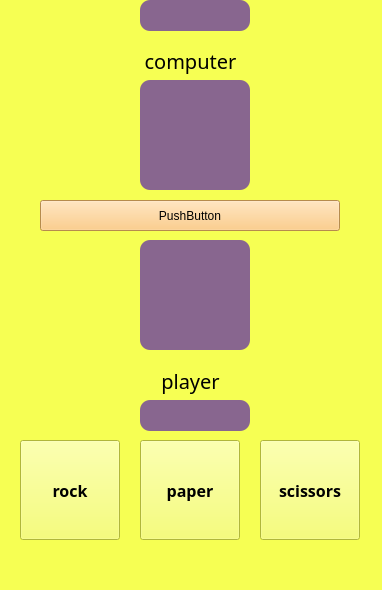
Qt form PyLearn7-Assignment19/rock paper scissors/main_window.ui (MahdiAhmadiKamal/PyLearn7-GUI) before a commit.
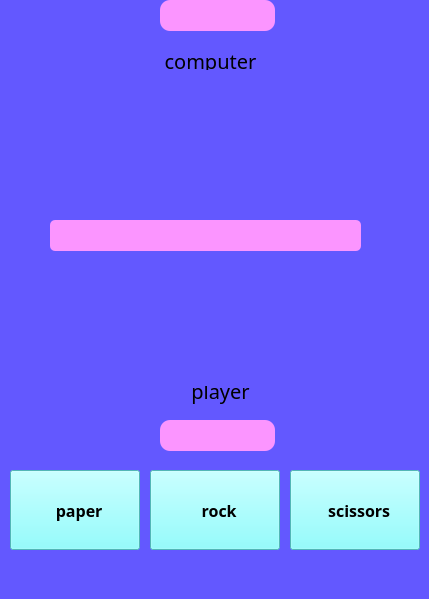
The same form after that commit.

```diff
--- a/PyLearn7-Assignment19/rock paper scissors/main_window.ui
+++ b/PyLearn7-Assignment19/rock paper scissors/main_window.ui
@@ -6,97 +6,43 @@
    <rect>
     <x>0</x>
     <y>0</y>
-    <width>382</width>
-    <height>590</height>
+    <width>429</width>
+    <height>599</height>
    </rect>
   </property>
   <property name="windowTitle">
    <string>MainWindow</string>
   </property>
   <property name="styleSheet">
-   <string notr="true">background-color:rgb(246, 255, 83)</string>
+   <string notr="true">background-color:rgb(99, 88, 255);</string>
   </property>
   <widget class="QWidget" name="centralwidget">
-   <widget class="QPushButton" name="btn_rock">
+   <widget class="QLabel" name="label_2">
     <property name="geometry">
      <rect>
-      <x>20</x>
-      <y>440</y>
-      <width>100</width>
-      <height>100</height>
+      <x>150</x>
+      <y>370</y>
+      <width>141</width>
+      <height>41</height>
      </rect>
     </property>
     <property name="font">
      <font>
-      <family>Arial Black</family>
-      <pointsize>12</pointsize>
-      <bold>true</bold>
+      <family>Showcard Gothic</family>
+      <pointsize>15</pointsize>
      </font>
     </property>
     <property name="text">
-     <string>rock</string>
+     <string>player</string>
     </property>
-   </widget>
-   <widget class="QPushButton" name="btn_paper">
-    <property name="geometry">
-     <rect>
-      <x>140</x>
-      <y>440</y>
-      <width>100</width>
-      <height>100</height>
-     </rect>
-    </property>
-    <property name="font">
-     <font>
-      <family>Arial Black</family>
-      <pointsize>12</pointsize>
-      <bold>true</bold>
-     </font>
-    </property>
-    <property name="text">
-     <string>paper</string>
-    </property>
-   </widget>
-   <widget class="QPushButton" name="btn_scissors">
-    <property name="geometry">
-     <rect>
-      <x>260</x>
-      <y>440</y>
-      <width>100</width>
-      <height>100</height>
-     </rect>
-    </property>
-    <property name="font">
-     <font>
-      <family>Arial Black</family>
-      <pointsize>12</pointsize>
-      <bold>true</bold>
-     </font>
-    </property>
-    <property name="text">
-     <string>scissors</string>
-    </property>
-   </widget>
-   <widget class="QPushButton" name="btn_result">
-    <property name="geometry">
-     <rect>
-      <x>40</x>
-      <y>200</y>
-      <width>300</width>
-      <height>31</height>
-     </rect>
-    </property>
-    <property name="styleSheet">
-     <string notr="true">background-color: rgb(255, 194, 108)</string>
-    </property>
-    <property name="text">
-     <string>PushButton</string>
+    <property name="alignment">
+     <set>Qt::AlignCenter</set>
     </property>
    </widget>
    <widget class="QLabel" name="label">
     <property name="geometry">
      <rect>
-      <x>120</x>
+      <x>140</x>
       <y>40</y>
       <width>141</width>
       <height>41</height>
@@ -115,66 +61,13 @@
      <set>Qt::AlignCenter</set>
     </property>
    </widget>
-   <widget class="QLabel" name="label_2">
-    <property name="geometry">
-     <rect>
-      <x>120</x>
-      <y>360</y>
-      <width>141</width>
-      <height>41</height>
-     </rect>
-    </property>
-    <property name="font">
-     <font>
-      <family>Showcard Gothic</family>
-      <pointsize>15</pointsize>
-     </font>
-    </property>
-    <property name="text">
-     <string>player</string>
-    </property>
-    <property name="alignment">
-     <set>Qt::AlignCenter</set>
-    </property>
-   </widget>
-   <widget class="QPushButton" name="cpu_board">
-    <property name="geometry">
-     <rect>
-      <x>140</x>
-      <y>80</y>
-      <width>110</width>
-      <height>110</height>
-     </rect>
-    </property>
-    <property name="sizePolicy">
-     <sizepolicy hsizetype="Minimum" vsizetype="Fixed">
-      <horstretch>0</horstretch>
-      <verstretch>0</verstretch>
-     </sizepolicy>
-    </property>
-    <property name="font">
-     <font>
-      <family>Segoe UI</family>
-      <pointsize>26</pointsize>
-      <italic>true</italic>
-      <bold>true</bold>
-     </font>
-    </property>
-    <property name="styleSheet">
-     <string notr="true">background-color: rgb(136, 102, 143);
-border-radius:10px</string>
-    </property>
-    <property name="text">
-     <string/>
-    </property>
-   </widget>
    <widget class="QPushButton" name="player_board">
     <property name="geometry">
      <rect>
       <x>140</x>
-      <y>240</y>
-      <width>110</width>
-      <height>110</height>
+      <y>250</y>
+      <width>100</width>
+      <height>136</height>
      </rect>
     </property>
     <property name="sizePolicy">
@@ -183,28 +76,40 @@
       <verstretch>0</verstretch>
      </sizepolicy>
     </property>
+    <property name="minimumSize">
+     <size>
+      <width>89</width>
+      <height>136</height>
+     </size>
+    </property>
     <property name="font">
      <font>
       <family>Segoe UI</family>
-      <pointsize>26</pointsize>
+      <pointsize>55</pointsize>
       <italic>true</italic>
       <bold>true</bold>
      </font>
     </property>
     <property name="styleSheet">
-     <string notr="true">background-color: rgb(136, 102, 143);
+     <string notr="true">background-color:rgb(99, 88, 255);
 border-radius:10px</string>
     </property>
     <property name="text">
      <string/>
     </property>
+    <property name="iconSize">
+     <size>
+      <width>89</width>
+      <height>136</height>
+     </size>
+    </property>
    </widget>
    <widget class="QPushButton" name="score_cpu">
     <property name="geometry">
      <rect>
-      <x>140</x>
+      <x>160</x>
       <y>0</y>
-      <width>110</width>
+      <width>115</width>
       <height>31</height>
      </rect>
     </property>
@@ -214,6 +119,12 @@
       <verstretch>0</verstretch>
      </sizepolicy>
     </property>
+    <property name="minimumSize">
+     <size>
+      <width>115</width>
+      <height>20</height>
+     </size>
+    </property>
     <property name="font">
      <font>
       <family>Arial Black</family>
@@ -223,7 +134,7 @@
      </font>
     </property>
     <property name="styleSheet">
-     <string notr="true">background-color: rgb(136, 102, 143);
+     <string notr="true">background-color:rgb(251, 149, 255);
 border-radius:10px</string>
     </property>
     <property name="text">
@@ -233,10 +144,189 @@
    <widget class="QPushButton" name="score_player">
     <property name="geometry">
      <rect>
+      <x>160</x>
+      <y>420</y>
+      <width>115</width>
+      <height>31</height>
+     </rect>
+    </property>
+    <property name="sizePolicy">
+     <sizepolicy hsizetype="Minimum" vsizetype="Fixed">
+      <horstretch>0</horstretch>
+      <verstretch>0</verstretch>
+     </sizepolicy>
+    </property>
+    <property name="minimumSize">
+     <size>
+      <width>115</width>
+      <height>20</height>
+     </size>
+    </property>
+    <property name="font">
+     <font>
+      <family>Arial Black</family>
+      <pointsize>12</pointsize>
+      <italic>false</italic>
+      <bold>true</bold>
+     </font>
+    </property>
+    <property name="styleSheet">
+     <string notr="true">background-color:rgb(251, 149, 255);
+border-radius:10px</string>
+    </property>
+    <property name="text">
+     <string/>
+    </property>
+   </widget>
+   <widget class="QPushButton" name="btn_rock">
+    <property name="geometry">
+     <rect>
+      <x>150</x>
+      <y>470</y>
+      <width>130</width>
+      <height>80</height>
+     </rect>
+    </property>
+    <property name="minimumSize">
+     <size>
+      <width>120</width>
+      <height>50</height>
+     </size>
+    </property>
+    <property name="font">
+     <font>
+      <family>Arial Black</family>
+      <pointsize>12</pointsize>
+      <bold>true</bold>
+     </font>
+    </property>
+    <property name="styleSheet">
+     <string notr="true">background-color: rgb(115, 255, 255)</string>
+    </property>
+    <property name="text">
+     <string>		rock</string>
+    </property>
+    <property name="iconSize">
+     <size>
+      <width>25</width>
+      <height>25</height>
+     </size>
+    </property>
+   </widget>
+   <widget class="QPushButton" name="btn_paper">
+    <property name="geometry">
+     <rect>
+      <x>10</x>
+      <y>470</y>
+      <width>130</width>
+      <height>80</height>
+     </rect>
+    </property>
+    <property name="minimumSize">
+     <size>
+      <width>120</width>
+      <height>50</height>
+     </size>
+    </property>
+    <property name="font">
+     <font>
+      <family>Arial Black</family>
+      <pointsize>12</pointsize>
+      <bold>true</bold>
+     </font>
+    </property>
+    <property name="styleSheet">
+     <string notr="true">background-color: rgb(115, 255, 255)</string>
+    </property>
+    <property name="text">
+     <string>		paper</string>
+    </property>
+    <property name="iconSize">
+     <size>
+      <width>25</width>
+      <height>25</height>
+     </size>
+    </property>
+   </widget>
+   <widget class="QPushButton" name="btn_scissors">
+    <property name="geometry">
+     <rect>
+      <x>290</x>
+      <y>470</y>
+      <width>130</width>
+      <height>80</height>
+     </rect>
+    </property>
+    <property name="minimumSize">
+     <size>
+      <width>120</width>
+      <height>50</height>
+     </size>
+    </property>
+    <property name="font">
+     <font>
+      <family>Arial Black</family>
+      <pointsize>12</pointsize>
+      <bold>true</bold>
+     </font>
+    </property>
+    <property name="styleSheet">
+     <string notr="true">background-color: rgb(115, 255, 255)</string>
+    </property>
+    <property name="text">
+     <string>		scissors</string>
+    </property>
+    <property name="iconSize">
+     <size>
+      <width>25</width>
+      <height>25</height>
+     </size>
+    </property>
+   </widget>
+   <widget class="QPushButton" name="btn_result">
+    <property name="geometry">
+     <rect>
+      <x>50</x>
+      <y>220</y>
+      <width>311</width>
+      <height>31</height>
+     </rect>
+    </property>
+    <property name="sizePolicy">
+     <sizepolicy hsizetype="Minimum" vsizetype="Fixed">
+      <horstretch>0</horstretch>
+      <verstretch>0</verstretch>
+     </sizepolicy>
+    </property>
+    <property name="minimumSize">
+     <size>
+      <width>115</width>
+      <height>20</height>
+     </size>
+    </property>
+    <property name="font">
+     <font>
+      <family>Arial Black</family>
+      <pointsize>12</pointsize>
+      <italic>false</italic>
+      <bold>true</bold>
+     </font>
+    </property>
+    <property name="styleSheet">
+     <string notr="true">background-color:rgb(251, 149, 255);
+border-radius:5px</string>
+    </property>
+    <property name="text">
+     <string/>
+    </property>
+   </widget>
+   <widget class="QPushButton" name="cpu_board">
+    <property name="geometry">
+     <rect>
       <x>140</x>
-      <y>400</y>
-      <width>110</width>
-      <height>31</height>
+      <y>70</y>
+      <width>100</width>
+      <height>136</height>
      </rect>
     </property>
     <property name="sizePolicy">
@@ -245,21 +335,33 @@
       <verstretch>0</verstretch>
      </sizepolicy>
     </property>
+    <property name="minimumSize">
+     <size>
+      <width>89</width>
+      <height>136</height>
+     </size>
+    </property>
     <property name="font">
      <font>
-      <family>Arial Black</family>
-      <pointsize>12</pointsize>
-      <italic>false</italic>
+      <family>Segoe UI</family>
+      <pointsize>55</pointsize>
+      <italic>true</italic>
       <bold>true</bold>
      </font>
     </property>
     <property name="styleSheet">
-     <string notr="true">background-color: rgb(136, 102, 143);
+     <string notr="true">background-color:rgb(99, 88, 255);
 border-radius:10px</string>
     </property>
     <property name="text">
      <string/>
     </property>
+    <property name="iconSize">
+     <size>
+      <width>89</width>
+      <height>136</height>
+     </size>
+    </property>
    </widget>
   </widget>
   <widget class="QMenuBar" name="menubar">
@@ -267,7 +369,7 @@
     <rect>
      <x>0</x>
      <y>0</y>
-     <width>382</width>
+     <width>429</width>
      <height>22</height>
     </rect>
    </property>
```
